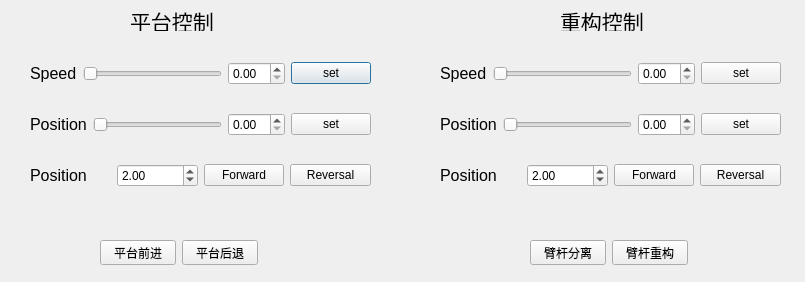
lianglunfei/Robot2020-QT, file reconfigcontrol.ui: the form before one commit.
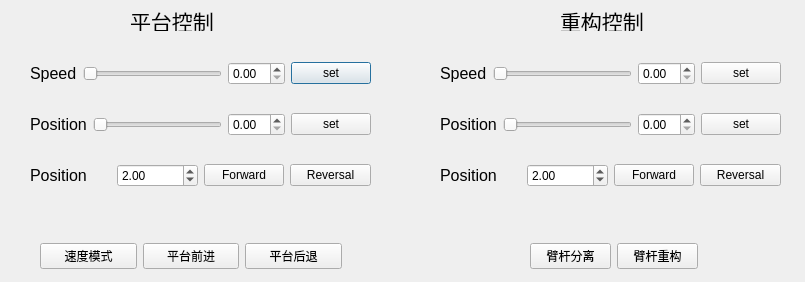
The form after the commit. Icons and pictures are not drawn. Custom widgets are drawn as their Qt base class.

Commit message: 增加可重构控制界面

```diff
--- a/reconfigcontrol.ui
+++ b/reconfigcontrol.ui
@@ -249,39 +249,13 @@
     <string>重构控制</string>
    </property>
   </widget>
-  <widget class="QWidget" name="">
-   <property name="geometry">
-    <rect>
-     <x>100</x>
-     <y>240</y>
-     <width>158</width>
-     <height>25</height>
-    </rect>
-   </property>
-   <layout class="QHBoxLayout" name="horizontalLayout_2">
-    <item>
-     <widget class="QPushButton" name="PlatformFWpushButton">
-      <property name="text">
-       <string>平台前进</string>
-      </property>
-     </widget>
-    </item>
-    <item>
-     <widget class="QPushButton" name="PlatformBWpushButton">
-      <property name="text">
-       <string>平台后退</string>
-      </property>
-     </widget>
-    </item>
-   </layout>
-  </widget>
-  <widget class="QWidget" name="">
+  <widget class="QWidget" name="layoutWidget">
    <property name="geometry">
     <rect>
      <x>530</x>
      <y>240</y>
-     <width>158</width>
-     <height>25</height>
+     <width>168</width>
+     <height>33</height>
     </rect>
    </property>
    <layout class="QHBoxLayout" name="horizontalLayout_3">
@@ -301,7 +275,7 @@
     </item>
    </layout>
   </widget>
-  <widget class="QWidget" name="">
+  <widget class="QWidget" name="layoutWidget">
    <property name="geometry">
     <rect>
      <x>440</x>
@@ -492,10 +466,39 @@
     </item>
    </layout>
   </widget>
-  <zorder>PlatformFWpushButton</zorder>
-  <zorder>PlatformBWpushButton</zorder>
-  <zorder>ReOpenpushButton</zorder>
-  <zorder>ReClosepushButton</zorder>
+  <widget class="QWidget" name="layoutWidget">
+   <property name="geometry">
+    <rect>
+     <x>40</x>
+     <y>240</y>
+     <width>302</width>
+     <height>33</height>
+    </rect>
+   </property>
+   <layout class="QHBoxLayout" name="horizontalLayout">
+    <item>
+     <widget class="QPushButton" name="PlatformReModepushButton">
+      <property name="text">
+       <string>速度模式</string>
+      </property>
+     </widget>
+    </item>
+    <item>
+     <widget class="QPushButton" name="PlatformFWpushButton">
+      <property name="text">
+       <string>平台前进</string>
+      </property>
+     </widget>
+    </item>
+    <item>
+     <widget class="QPushButton" name="PlatformBWpushButton">
+      <property name="text">
+       <string>平台后退</string>
+      </property>
+     </widget>
+    </item>
+   </layout>
+  </widget>
   <zorder>layoutWidget</zorder>
   <zorder>layoutWidget_2</zorder>
   <zorder>layoutWidget_3</zorder>
```
Left out of the diff: 8 changed lines with no effect on the pictures. The commit also changes 5 other files.
